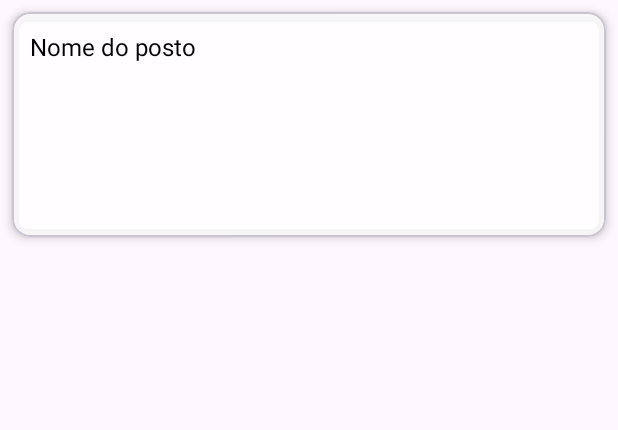
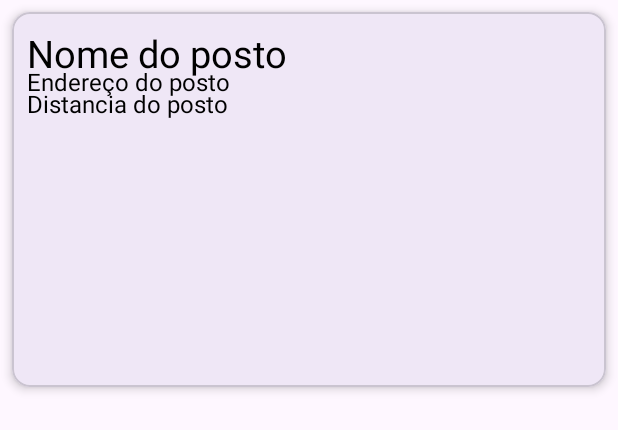
Before and after one commit to samellop3s/C-G, an Android app: the layout item_posto.xml on its own in the app's theme, with its tools: preview values and no code run, on a phone screen of 412 x 824 dp. Shown: the top 430 px of the screen. Run offline under Robolectric (Android 15) with nearby library versions, the phone set to English and light mode, and no system bars.

Commit message:
home menu gas station layout

```diff
--- a/app/src/main/java/com/app/estudos/PostoAdapter.kt
+++ b/app/src/main/java/com/app/estudos/PostoAdapter.kt
@@ -6,6 +6,8 @@ import android.view.ViewGroup
 import android.widget.TextView
 import androidx.recyclerview.widget.RecyclerView
 import com.app.estudos.R
+import com.app.estudos.R.id.textDistanciaPosto
+import com.app.estudos.R.id.textEnderecoPosto
 import com.app.estudos.model.Posto
 
 class PostoAdapter(private val lista: List<Posto>) :
@@ -13,6 +15,8 @@ class PostoAdapter(private val lista: List<Posto>) :
 
     class PostoViewHolder(itemView: View) : RecyclerView.ViewHolder(itemView) {
         val nomePosto: TextView = itemView.findViewById(R.id.textNomePosto)
+        val enderecoPosto: TextView = itemView.findViewById(textEnderecoPosto)
+        val distanciaPosto: TextView = itemView.findViewById(textDistanciaPosto)
     }
 
     override fun onCreateViewHolder(parent: ViewGroup, viewType: Int): PostoViewHolder {
@@ -24,6 +28,8 @@ class PostoAdapter(private val lista: List<Posto>) :
     override fun onBindViewHolder(holder: PostoViewHolder, position: Int) {
         val posto = lista[position]
         holder.nomePosto.text = posto.nome
+        holder.enderecoPosto.text = posto.endereco
+        holder.distanciaPosto.text = posto.distancia
     }
 
     override fun getItemCount(): Int = lista.size
--- a/app/src/main/res/layout/item_posto.xml
+++ b/app/src/main/res/layout/item_posto.xml
@@ -5,15 +5,33 @@
     android:layout_height="wrap_content"
     android:layout_margin="8dp"
     app:cardElevation="4dp"
-    app:cardBackgroundColor="#CCFFFFFF"
     app:strokeWidth="1dp">
 
     <TextView
         android:id="@+id/textNomePosto"
-        android:layout_width="150dp"
-        android:layout_height="150dp"
-        android:padding="12dp"
+        android:layout_width="match_parent"
+        android:layout_height="wrap_content"
+        android:layout_margin="10dp"
         android:text="Nome do posto"
+        android:textSize="25sp"
+        android:textColor="#000"/>
+
+    <TextView
+        android:id="@+id/textEnderecoPosto"
+        android:layout_width="200dp"
+        android:layout_height="200dp"
+        android:layout_marginTop="35dp"
+        android:layout_marginStart="10dp"
+        android:text="Endereço do posto"
+        android:textSize="16sp"
+        android:textColor="#000"/>
+    <TextView
+        android:id="@+id/textDistanciaPosto"
+        android:layout_width="200dp"
+        android:layout_height="200dp"
+        android:layout_marginTop="50dp"
+        android:layout_marginStart="10dp"
+        android:text="Distancia do posto"
         android:textSize="16sp"
         android:textColor="#000"/>
 
```
Also changed, not shown: app/src/main/java/com/app/estudos/HomeActivity.kt (+10 -10 lines), 1 other file.
